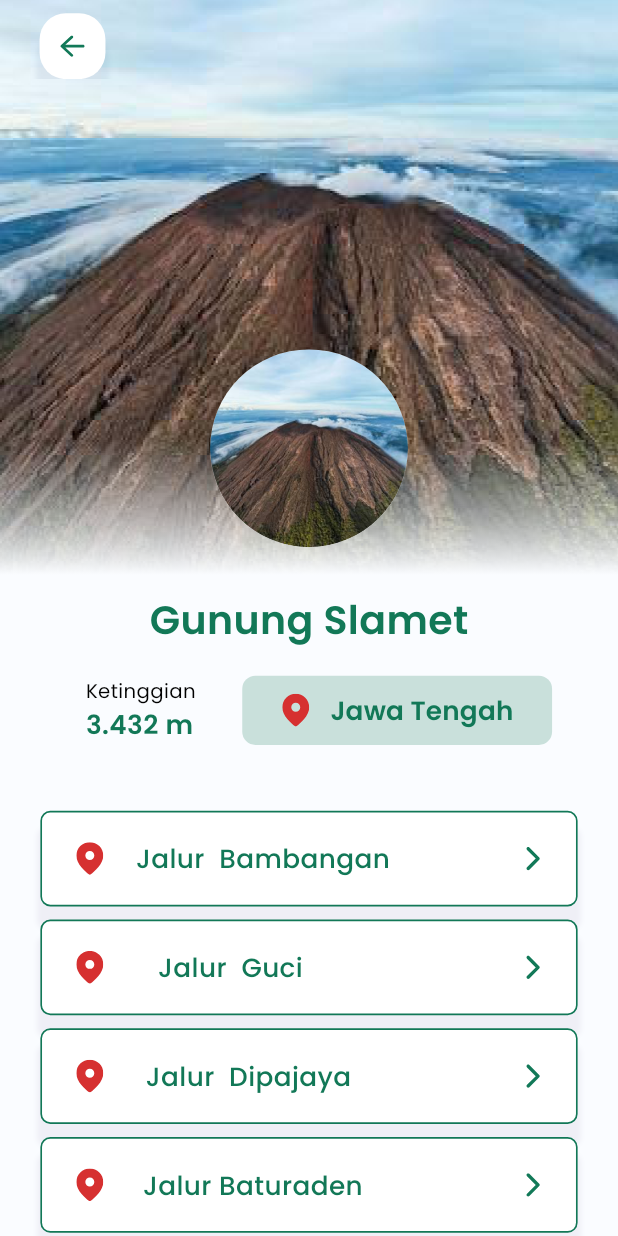
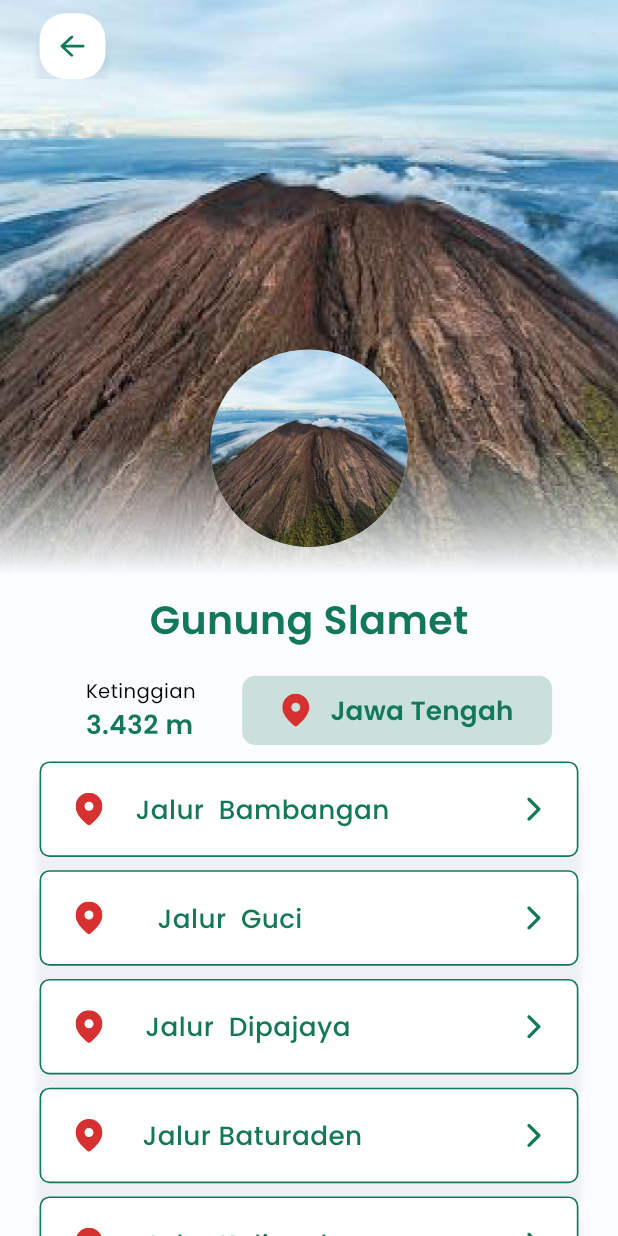
Before and after one commit to ulhaqjackyhaw/myhiking, a Flutter app: the DetailMountainScreen screen opened by its route, on a phone screen of 412 x 824 dp. Run offline on Flutter 3.47's test engine with Material 3 defaults, Android fonts, the phone set to English and light mode, and no system bars; our stand-ins replace cached_network_image, connectivity_plus, device_preview, equatable, flutter_bloc, flutter_svg and 3 more; missing offline and left inert: another_stepper; accounts and stored records are empty.

```diff
--- a/lib/presentation/beranda_screen/beranda_initial_page.dart
+++ b/lib/presentation/beranda_screen/beranda_initial_page.dart
@@ -28,8 +28,8 @@ class BerandaInitialPage extends StatefulWidget {
 class BerandaInitialPageState extends State<BerandaInitialPage> {
   @override
   Widget build(BuildContext context) {
-    return SingleChildScrollView(
-      child: Container(
+    return Container(
+      // child: Container(
       width: double.maxFinite,
       padding: EdgeInsets.symmetric(horizontal: 16.h),
       child: Column(
@@ -58,8 +58,8 @@ class BerandaInitialPageState extends State<BerandaInitialPage> {
           SizedBox(height: 4.h),
           Padding(
             padding: EdgeInsets.only(left: 8.h, right: 16.h),
-              child: BlocSelector<BerandaBloc, BerandaState,
-                  TextEditingController?>(
+            child:
+                BlocSelector<BerandaBloc, BerandaState, TextEditingController?>(
               selector: (state) => state.searchController,
               builder: (context, searchController) {
                 return CustomSearchView(
@@ -74,11 +74,14 @@ class BerandaInitialPageState extends State<BerandaInitialPage> {
             ),
           ),
           SizedBox(height: 6.h),
-            _buildHomeList(context),
+          Expanded(
+              child: SingleChildScrollView(
+            child: _buildHomeList(context),
+          ))
         ],
       ),
-      ),
     );
+    // );
   }
 
   /// Section Widget
--- a/lib/presentation/beranda_screen/models/homelist_item_model.dart
+++ b/lib/presentation/beranda_screen/models/homelist_item_model.dart
@@ -4,6 +4,7 @@ import '../../../core/app_export.dart';
 /// This class is used in the [homelist_item_widget] screen.
 // ignore_for_file: must_be_immutable
 class HomelistItemModel extends Equatable {
+
   HomelistItemModel({
     this.malangcentral,
     this.image,
--- a/lib/presentation/detail_mountain_screen/detail_mountain_screen.dart
+++ b/lib/presentation/detail_mountain_screen/detail_mountain_screen.dart
@@ -13,7 +13,8 @@ class DetailMountainScreen extends StatelessWidget {
   static Widget builder(BuildContext context) {
     return BlocProvider<DetailMountainBloc>(
       create: (context) => DetailMountainBloc(
-        DetailMountainState(detailMountainModelObj: const DetailMountainModel()),
+        DetailMountainState(
+            detailMountainModelObj: const DetailMountainModel()),
       )..add(DetailMountainInitialEvent()),
       child: const DetailMountainScreen(),
     );
@@ -27,9 +28,6 @@ class DetailMountainScreen extends StatelessWidget {
           child: Scaffold(
             backgroundColor: appTheme.gray50,
             body: SizedBox(
-              width: double.maxFinite,
-              child: SingleChildScrollView(
-                child: SizedBox(
               width: double.maxFinite,
               child: Column(
                 children: [
@@ -49,14 +47,87 @@ class DetailMountainScreen extends StatelessWidget {
                   ),
                   SizedBox(height: 16.h),
                   _buildElevationColumn(context),
+                  Expanded(
+                      child: SingleChildScrollView(
+                    child: _buildRouteList(context),
+                  ))
                 ],
-                  ),
-                ),
               ),
             ),
           ),
         );
       },
+    );
+  }
+
+  Widget _buildRouteList(BuildContext context) {
+    return Padding(
+      padding: EdgeInsets.symmetric(horizontal: 24.h),
+      child: Column(
+        children: [
+          SizedBox(height: 10.h),
+          SizedBox(
+            width: double.maxFinite,
+            child: _buildRouteTwo(
+              context,
+              jalurGuciOne: "msg_jalur_bambangan".tr,
+            ),
+          ),
+          SizedBox(height: 8.h),
+          SizedBox(
+            width: double.maxFinite,
+            child: _buildRouteTwo(
+              context,
+              jalurGuciOne: "lbl_jalur_guci".tr,
+            ),
+          ),
+          SizedBox(height: 8.h),
+          SizedBox(
+            width: double.maxFinite,
+            child: _buildRouteTwo(
+              context,
+              jalurGuciOne: "lbl_jalur_dipajaya2".tr,
+              onTapRouteTwo: () {
+                onTapRouteThree(context);
+              },
+            ),
+          ),
+          SizedBox(height: 8.h),
+          SizedBox(
+            width: double.maxFinite,
+            child: _buildRouteTwo(
+              context,
+              jalurGuciOne: "Jalur Baturaden".tr,
+              onTapRouteTwo: () {
+                onTapRouteThree(context);
+              },
+            ),
+          ),
+          SizedBox(height: 8.h),
+          SizedBox(
+            width: double.maxFinite,
+            child: _buildRouteTwo(
+              context,
+              jalurGuciOne: "Jalur Kaliwadas".tr,
+              onTapRouteTwo: () {
+                onTapRouteThree(context);
+              },
+            ),
+          ),
+          SizedBox(height: 8.h),
+          SizedBox(
+            width: double.maxFinite,
+            child: _buildRouteTwo(
+              context,
+              jalurGuciOne: "Jalur Gunung Malang".tr,
+              onTapRouteTwo: () {
+                onTapRouteThree(context);
+              },
+            ),
+          ),
+          SizedBox(height: 10.h),
+        ],
+      ),
     );
   }
 
@@ -179,80 +250,10 @@ class DetailMountainScreen extends StatelessWidget {
               ],
             ),
           ),
-          SizedBox(height: 40.h),
-          SizedBox(
-            width: 326.h,
-            child: Column(
-              children: [
-                SizedBox(
-                  width: double.maxFinite,
-                  child: _buildRouteTwo(
-                    context,
-                    jalurGuciOne: "msg_jalur_bambangan".tr,
-                  ),
-                ),
-                SizedBox(height: 8.h),
-                SizedBox(
-                  width: double.maxFinite,
-                  child: _buildRouteTwo(
-                    context,
-                    jalurGuciOne: "lbl_jalur_guci".tr,
-                  ),
-                ),
-                SizedBox(height: 8.h),
-                SizedBox(
-                  width: double.maxFinite,
-                  child: _buildRouteTwo(
-                    context,
-                    jalurGuciOne: "lbl_jalur_dipajaya2".tr,
-                    onTapRouteTwo: () {
-                      onTapRouteThree(context);
-                    },
-                  ),
-                ),SizedBox(height: 8.h),
-                SizedBox(
-                  width: double.maxFinite,
-                  child: _buildRouteTwo(
-                    context,
-                    jalurGuciOne: "Jalur Baturaden".tr,
-                    onTapRouteTwo: () {
-                      onTapRouteThree(context);
-                    },
-                  ),
-                ),SizedBox(height: 8.h),
-                SizedBox(
-                  width: double.maxFinite,
-                  child: _buildRouteTwo(
-                    context,
-                    jalurGuciOne: "Jalur Kaliwadas".tr,
-                    onTapRouteTwo: () {
-                      onTapRouteThree(context);
-                    },
-                  ),
-                ),SizedBox(height: 8.h),
-                SizedBox(
-                  width: double.maxFinite,
-                  child: _buildRouteTwo(
-                    context,
-                    jalurGuciOne: "Jalur Gunung Malang".tr,
-                    onTapRouteTwo: () {
-                      onTapRouteThree(context);
-                    },
-                  ),
-                ),
-                SizedBox(height: 80.h),
-                SizedBox(
-                  height: 10.h,
-                  width: double.maxFinite,
-                ),
-              ],
-            ),
-          ),
         ],
       ),
     );
   }
-
 
   /// Common widget
   Widget _buildRouteTwo(
```
Lines whose indentation alone changed are shown as unchanged.
